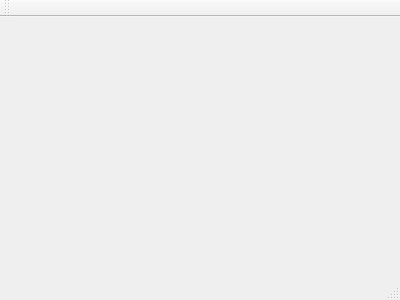
The window that Anonymizer/mainwindow.ui (mikejbuckingham/TTHMUDWET_Anon) describes before a commit, drawn with Qt 5.
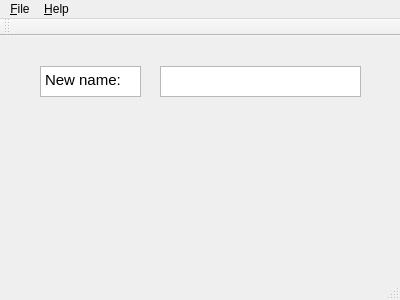
The same window after the commit.

Patch:
```diff
--- a/Anonymizer/mainwindow.ui
+++ b/Anonymizer/mainwindow.ui
@@ -12,13 +12,86 @@
   <property name="windowTitle" >
    <string>MainWindow</string>
   </property>
-  <widget class="QMenuBar" name="menuBar" />
-  <widget class="QToolBar" name="mainToolBar" />
-  <widget class="QWidget" name="centralWidget" />
-  <widget class="QStatusBar" name="statusBar" />
+  <widget class="QWidget" name="centralWidget">
+   <widget class="QTextBrowser" name="textBrowser">
+    <property name="geometry">
+     <rect>
+      <x>40</x>
+      <y>30</y>
+      <width>101</width>
+      <height>31</height>
+     </rect>
+    </property>
+    <property name="html">
+     <string>&lt;!DOCTYPE HTML PUBLIC &quot;-//W3C//DTD HTML 4.0//EN&quot; &quot;http://www.w3.org/TR/REC-html40/strict.dtd&quot;&gt;
+&lt;html&gt;&lt;head&gt;&lt;meta name=&quot;qrichtext&quot; content=&quot;1&quot; /&gt;&lt;style type=&quot;text/css&quot;&gt;
+p, li { white-space: pre-wrap; }
+&lt;/style&gt;&lt;/head&gt;&lt;body style=&quot; font-family:'Cantarell'; font-size:11pt; font-weight:400; font-style:normal;&quot;&gt;
+&lt;p style=&quot; margin-top:0px; margin-bottom:0px; margin-left:0px; margin-right:0px; -qt-block-indent:0; text-indent:0px;&quot;&gt;New name:&lt;/p&gt;&lt;/body&gt;&lt;/html&gt;</string>
+    </property>
+   </widget>
+   <widget class="QPlainTextEdit" name="plainTextEdit">
+    <property name="geometry">
+     <rect>
+      <x>160</x>
+      <y>30</y>
+      <width>201</width>
+      <height>31</height>
+     </rect>
+    </property>
+   </widget>
+  </widget>
+  <widget class="QMenuBar" name="menuBar">
+   <property name="geometry">
+    <rect>
+     <x>0</x>
+     <y>0</y>
+     <width>400</width>
+     <height>27</height>
+    </rect>
+   </property>
+   <widget class="QMenu" name="menu_About">
+    <property name="title">
+     <string>&amp;Help</string>
+    </property>
+    <addaction name="action_About"/>
+   </widget>
+   <widget class="QMenu" name="menuMusic_Tool">
+    <property name="title">
+     <string>&amp;File</string>
+    </property>
+    <addaction name="action_Open"/>
+    <addaction name="actionOpen_Folder"/>
+   </widget>
+   <addaction name="menuMusic_Tool"/>
+   <addaction name="menu_About"/>
+  </widget>
+  <widget class="QToolBar" name="mainToolBar">
+   <attribute name="toolBarArea">
+    <enum>TopToolBarArea</enum>
+   </attribute>
+   <attribute name="toolBarBreak">
+    <bool>false</bool>
+   </attribute>
+  </widget>
+  <widget class="QStatusBar" name="statusBar"/>
+  <action name="action_Open">
+   <property name="text">
+    <string>Open File</string>
+   </property>
+  </action>
+  <action name="action_About">
+   <property name="text">
+    <string>&amp;About</string>
+   </property>
+  </action>
+  <action name="actionOpen_Folder">
+   <property name="text">
+    <string>Open Folder</string>
+   </property>
+  </action>
  </widget>
- <layoutDefault spacing="6" margin="11" />
- <pixmapfunction></pixmapfunction>
+ <layoutdefault spacing="6" margin="11"/>
  <resources/>
  <connections/>
 </ui>
```
Left out of the diff: 7 changed lines with no effect on the pictures.
